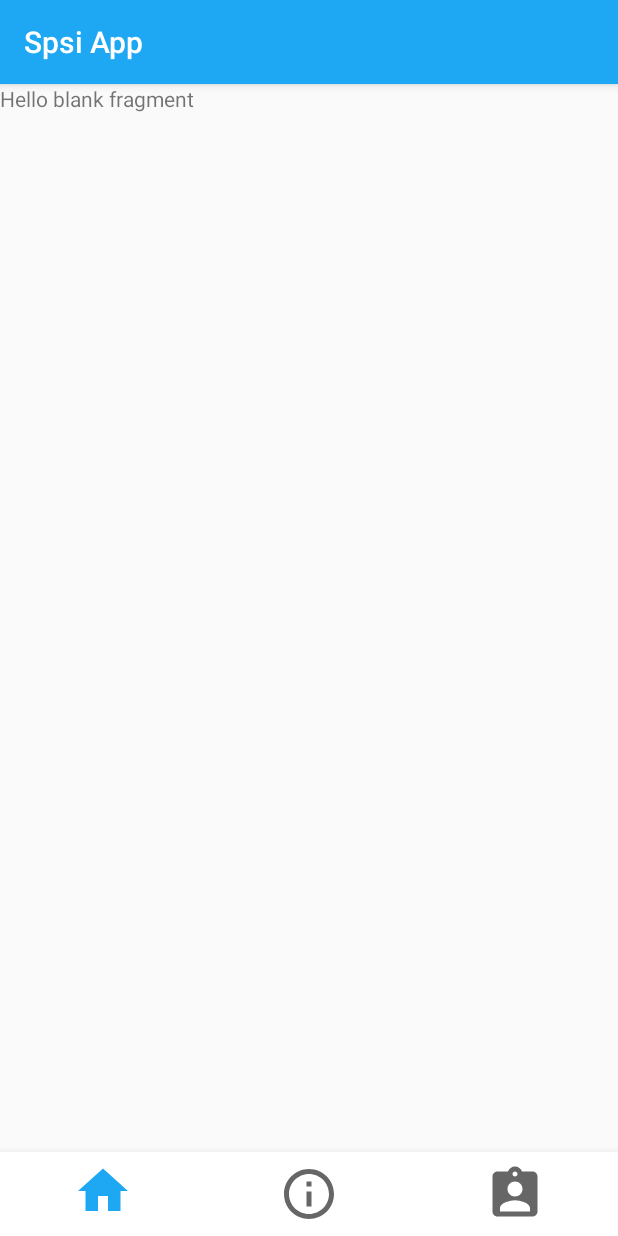
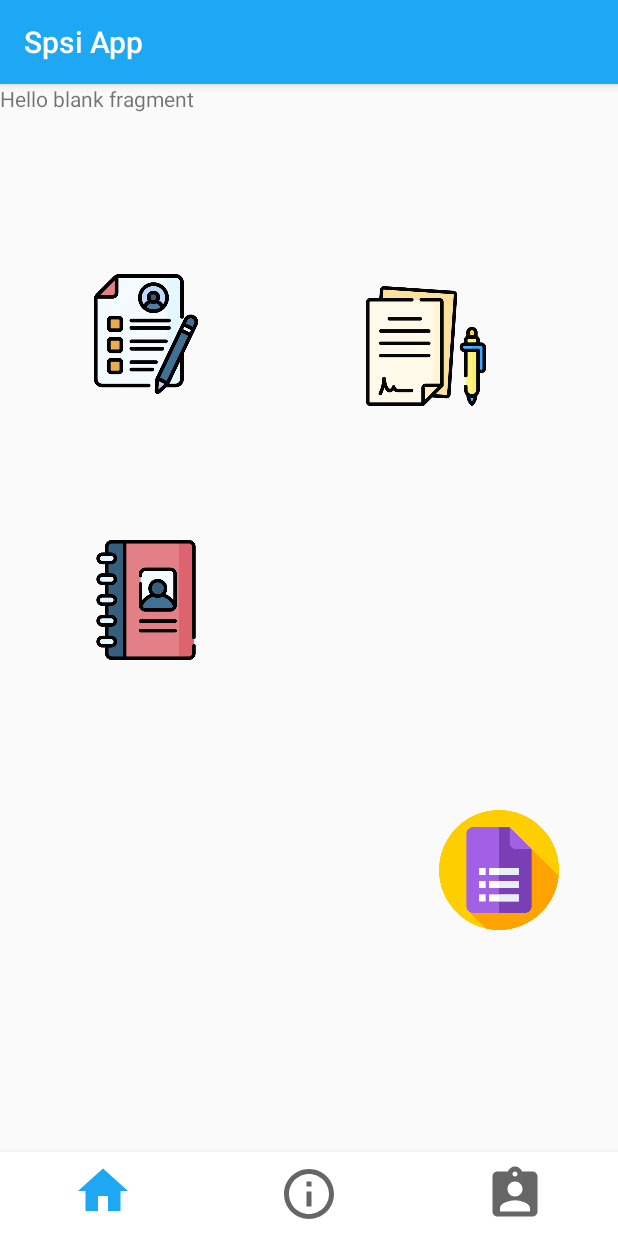
Before and after one commit to vikyyahya/Spsi-App, an Android app: the HomeFragment screen opened directly, with no data from a screen before it, on a phone screen of 412 x 824 dp. Run offline under Robolectric (Android 15) with nearby library versions, the phone set to English and light mode, and no system bars; our stand-ins replace ButterKnife.

Commit message:
data anggota

```diff
--- a/app/build.gradle
+++ b/app/build.gradle
@@ -37,7 +37,7 @@ dependencies {
     implementation 'com.google.android.material:material:1.1.0'
 
     //butterKnife
-    implementation 'com.jakewharton:butterknife:10.0.0'
-    annotationProcessor 'com.jakewharton:butterknife-compiler:10.0.0'
+//    implementation 'com.jakewharton:butterknife:10.0.0'
+//    annotationProcessor 'com.jakewharton:butterknife-compiler:10.0.0'
 
 }
--- a/app/src/main/java/ai/lenna/spsiapp/MainActivity.java
+++ b/app/src/main/java/ai/lenna/spsiapp/MainActivity.java
@@ -8,7 +8,7 @@ import android.os.Bundle;
 import com.google.android.material.bottomnavigation.BottomNavigationView;
 
 import ai.lenna.spsiapp.home_karyawan.HomeFragment;
-import butterknife.ButterKnife;
+//import butterknife.ButterKnife;
 
 public class MainActivity extends AppCompatActivity {
     private Fragment fragment ;
--- a/app/src/main/res/layout/fragment_home_fragmant.xml
+++ b/app/src/main/res/layout/fragment_home_fragmant.xml
@@ -1,5 +1,6 @@
 <?xml version="1.0" encoding="utf-8"?>
 <FrameLayout xmlns:android="http://schemas.android.com/apk/res/android"
+    xmlns:app="http://schemas.android.com/apk/res-auto"
     xmlns:tools="http://schemas.android.com/tools"
     android:layout_width="match_parent"
     android:layout_height="match_parent"
@@ -11,4 +12,57 @@
         android:layout_height="match_parent"
         android:text="@string/hello_blank_fragment" />
 
+    <androidx.constraintlayout.widget.ConstraintLayout
+        android:layout_width="match_parent"
+        android:layout_height="match_parent">
+
+        <ImageView
+            android:id="@+id/imageView2"
+            android:layout_width="80dp"
+            android:layout_height="80dp"
+            android:src="@drawable/pendaftaran"
+            app:layout_constraintBottom_toBottomOf="parent"
+            app:layout_constraintEnd_toEndOf="parent"
+            app:layout_constraintHorizontal_bias="0.172"
+            app:layout_constraintStart_toStartOf="parent"
+            app:layout_constraintTop_toTopOf="parent"
+            app:layout_constraintVertical_bias="0.202" />
+
+        <ImageView
+            android:id="@+id/imageView3"
+            android:layout_width="80dp"
+            android:layout_height="80dp"
+            android:src="@drawable/pengunduran"
+            app:layout_constraintBottom_toBottomOf="parent"
+            app:layout_constraintEnd_toEndOf="parent"
+            app:layout_constraintHorizontal_bias="0.734"
+            app:layout_constraintStart_toStartOf="parent"
+            app:layout_constraintTop_toTopOf="parent"
+            app:layout_constraintVertical_bias="0.215" />
+
+        <ImageView
+            android:id="@+id/imageView4"
+            android:layout_width="80dp"
+            android:layout_height="80dp"
+            android:src="@drawable/dataanggota"
+            app:layout_constraintBottom_toBottomOf="parent"
+            app:layout_constraintEnd_toEndOf="parent"
+            app:layout_constraintHorizontal_bias="0.172"
+            app:layout_constraintStart_toStartOf="parent"
+            app:layout_constraintTop_toTopOf="parent"
+            app:layout_constraintVertical_bias="0.485" />
+
+        <ImageView
+            android:id="@+id/imageView5"
+            android:layout_width="80dp"
+            android:layout_height="80dp"
+            android:src="@drawable/information"
+            app:layout_constraintBottom_toBottomOf="parent"
+            app:layout_constraintEnd_toEndOf="parent"
+            app:layout_constraintHorizontal_bias="0.882"
+            app:layout_constraintStart_toStartOf="parent"
+            app:layout_constraintTop_toTopOf="parent"
+            app:layout_constraintVertical_bias="0.772" />
+    </androidx.constraintlayout.widget.ConstraintLayout>
+
 </FrameLayout>
```
Also changed, not shown: app/src/main/res/drawable/data divisi.png (added), app/src/main/res/drawable/kegiatan.png (added).
